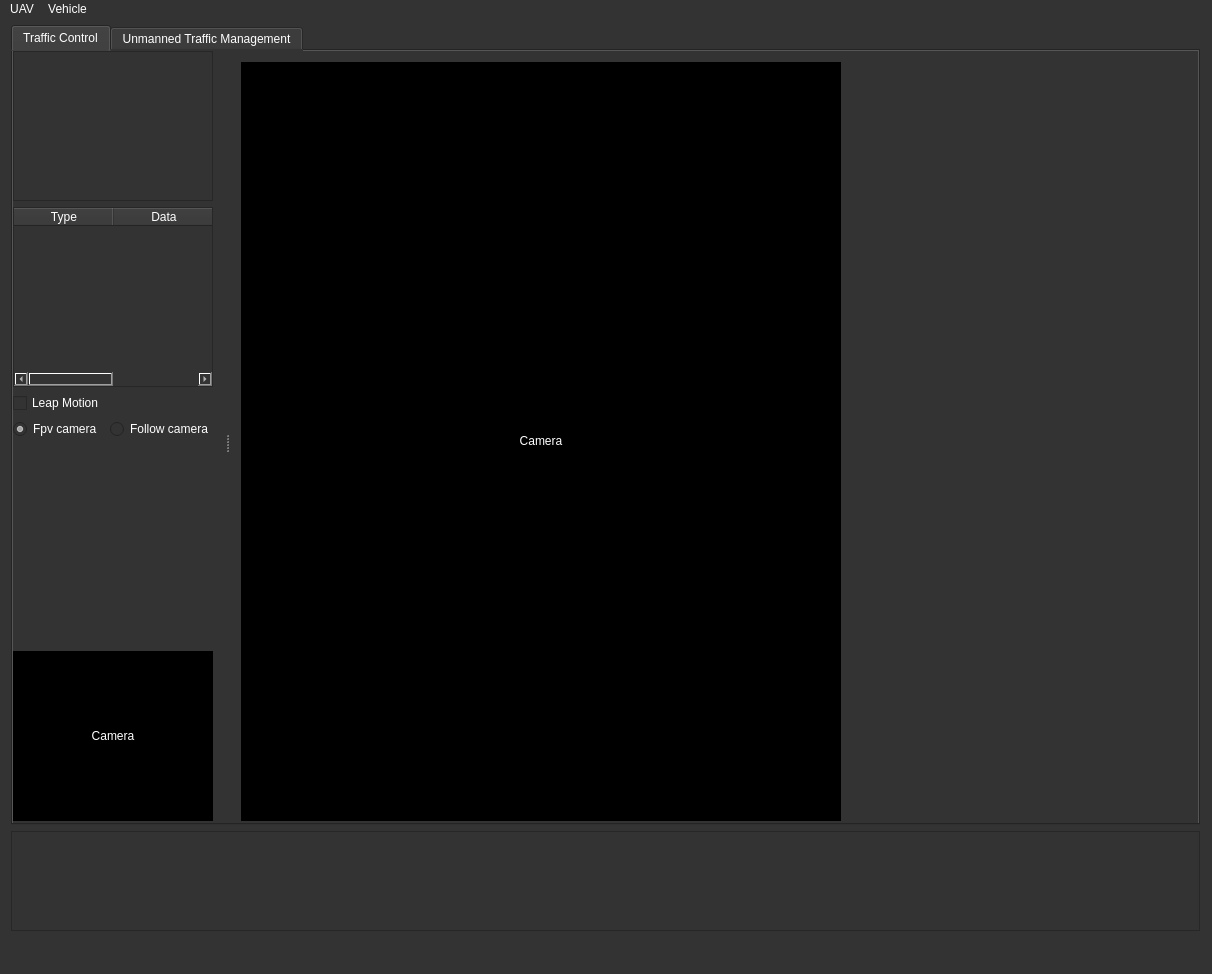
Qt form ui/mainwidget.ui (SUV-Olympiad/SUV-GCS) before a commit.
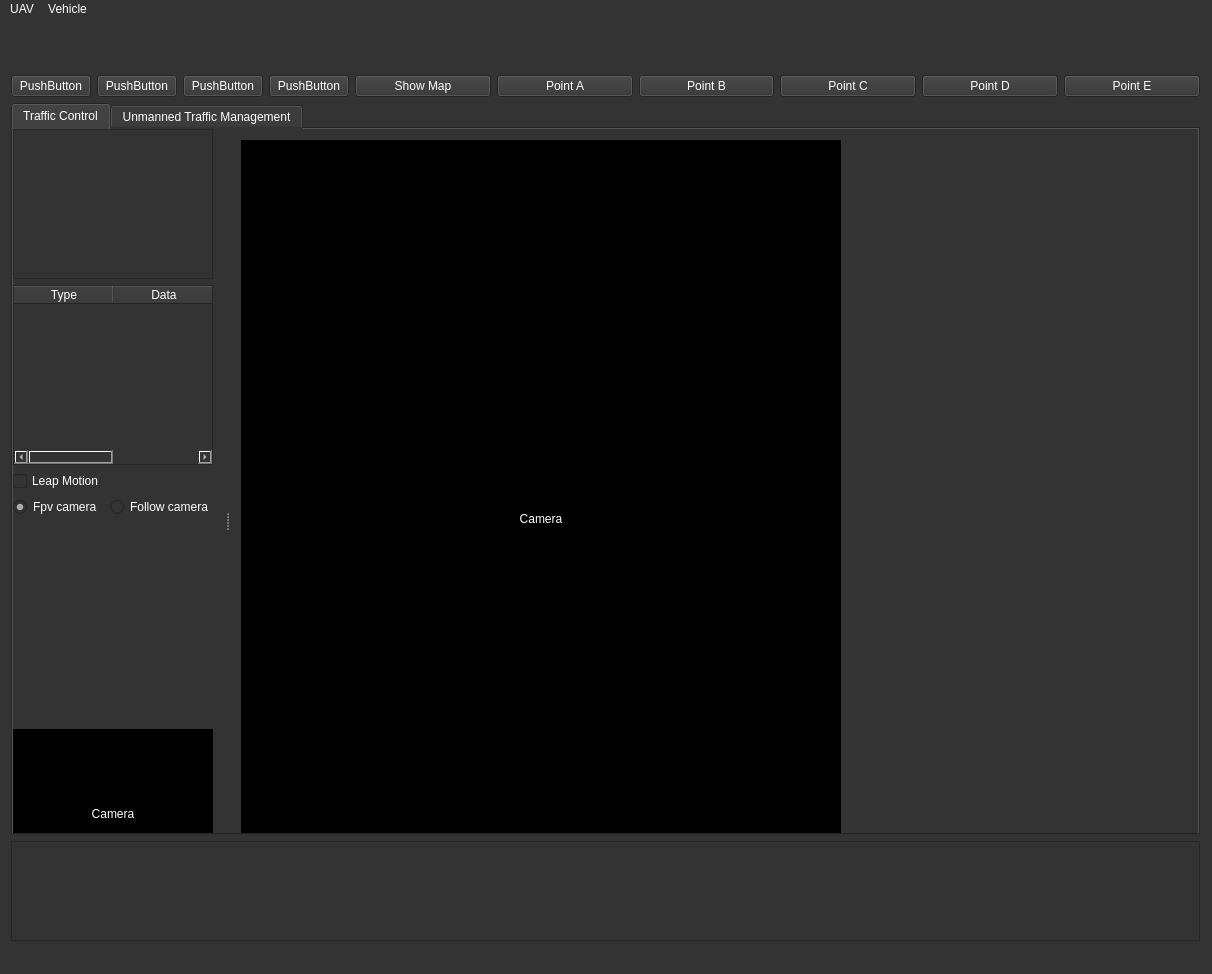
The same form after that commit. Icons and pictures are not drawn. Custom widgets are drawn as their Qt base class.

```diff
--- a/ui/mainwidget.ui
+++ b/ui/mainwidget.ui
@@ -57,7 +57,7 @@
      <height>16777215</height>
     </size>
    </property>
-   <layout class="QVBoxLayout" name="verticalLayout" stretch="0,0">
+   <layout class="QVBoxLayout" name="verticalLayout" stretch="0,0,0">
     <property name="sizeConstraint">
      <enum>QLayout::SetMaximumSize</enum>
     </property>
@@ -67,6 +67,87 @@
     <property name="bottomMargin">
      <number>0</number>
     </property>
+    <item>
+     <layout class="QHBoxLayout" name="horizontalLayout_3">
+      <property name="topMargin">
+       <number>50</number>
+      </property>
+      <item>
+       <layout class="QHBoxLayout" name="horizontalLayout_4">
+        <item>
+         <widget class="QPushButton" name="pushButton_3">
+          <property name="text">
+           <string>PushButton</string>
+          </property>
+         </widget>
+        </item>
+        <item>
+         <widget class="QPushButton" name="pushButton_5">
+          <property name="text">
+           <string>PushButton</string>
+          </property>
+         </widget>
+        </item>
+        <item>
+         <widget class="QPushButton" name="pushButton_2">
+          <property name="text">
+           <string>PushButton</string>
+          </property>
+         </widget>
+        </item>
+        <item>
+         <widget class="QPushButton" name="pushButton_4">
+          <property name="text">
+           <string>PushButton</string>
+          </property>
+         </widget>
+        </item>
+       </layout>
+      </item>
+      <item>
+       <widget class="QPushButton" name="showMapBtn">
+        <property name="text">
+         <string>Show Map</string>
+        </property>
+       </widget>
+      </item>
+      <item>
+       <widget class="QPushButton" name="showPointABtn">
+        <property name="text">
+         <string>Point A</string>
+        </property>
+       </widget>
+      </item>
+      <item>
+       <widget class="QPushButton" name="showPointBBtn">
+        <property name="text">
+         <string>Point B</string>
+        </property>
+       </widget>
+      </item>
+      <item>
+       <widget class="QPushButton" name="showPointCBtn">
+        <property name="text">
+         <string>Point C</string>
+        </property>
+       </widget>
+      </item>
+      <item>
+       <widget class="QPushButton" name="showPointDBtn">
+        <property name="text">
+         <string>Point D</string>
+        </property>
+       </widget>
+      </item>
+      <item>
+       <widget class="QPushButton" name="showPointEBtn">
+        <property name="text">
+         <string>Point E</string>
+        </property>
+       </widget>
+      </item>
+     </layout>
+    </item>
     <item>
      <widget class="QTabWidget" name="tabWidget">
       <property name="enabled">
```
Left out of the diff: 118 changed lines with no effect on the pictures.
